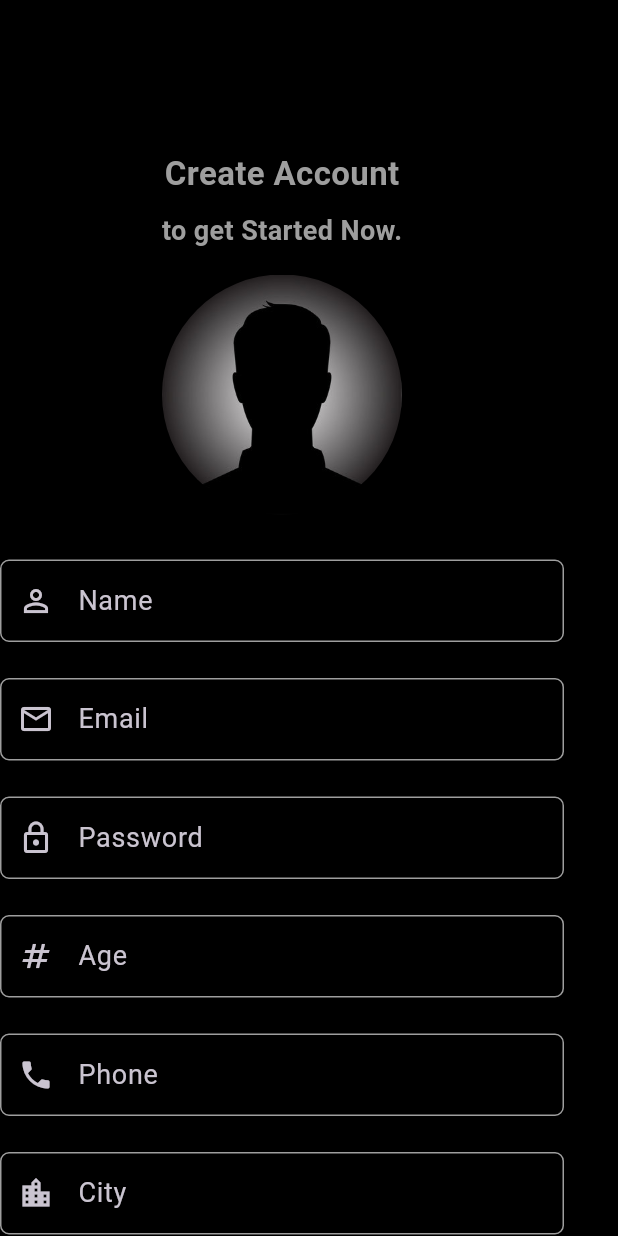
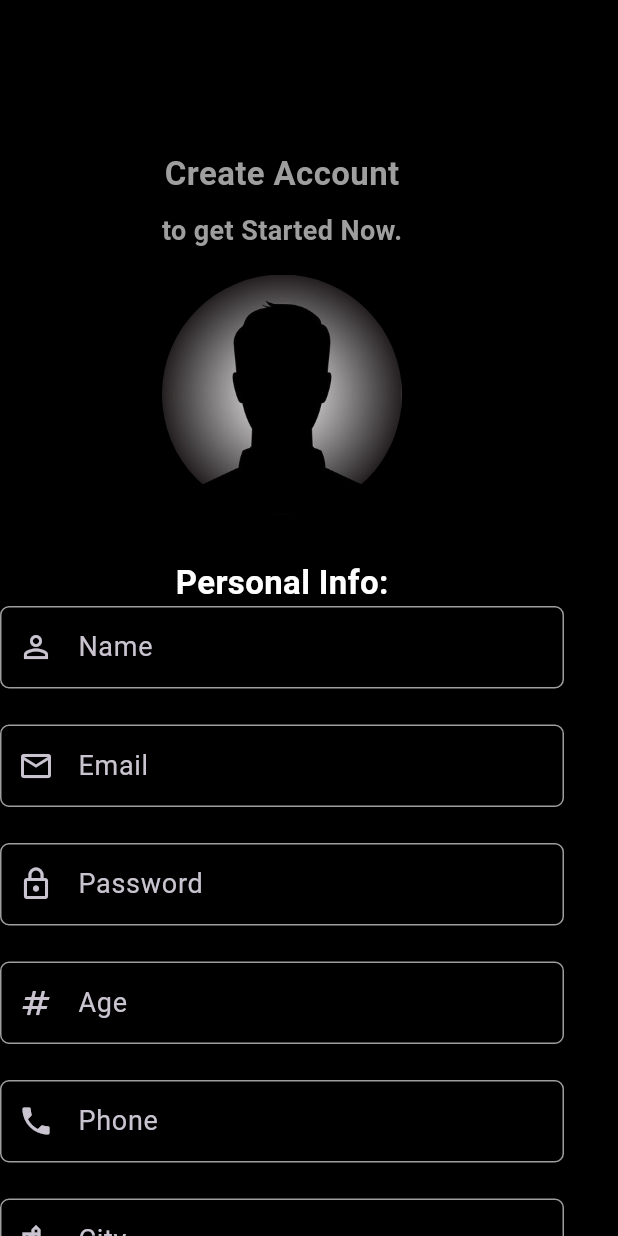
Before and after one commit to beshprakash11/dating_appfv1, a Flutter app: the RegistrationScreen screen opened directly, on a phone screen of 412 x 824 dp. Run offline on Flutter 3.47's test engine with Material 3 defaults, Android fonts, the phone set to English and light mode, and no system bars; our stand-ins replace get.

Commit message:
personal info added

```diff
--- a/lib/authenticationScreen/registration_screen.dart
+++ b/lib/authenticationScreen/registration_screen.dart
@@ -103,6 +103,14 @@ class _RegistrationScreenState extends State<RegistrationScreen> {
             /**
              * Personal information field
              */
+            const Text(
+              "Personal Info:",
+              style: TextStyle(
+                color: Colors.white,
+                fontSize: 22,
+                fontWeight: FontWeight.bold,
+              ),
+            ),
 
             //user name
             SizedBox(
```
